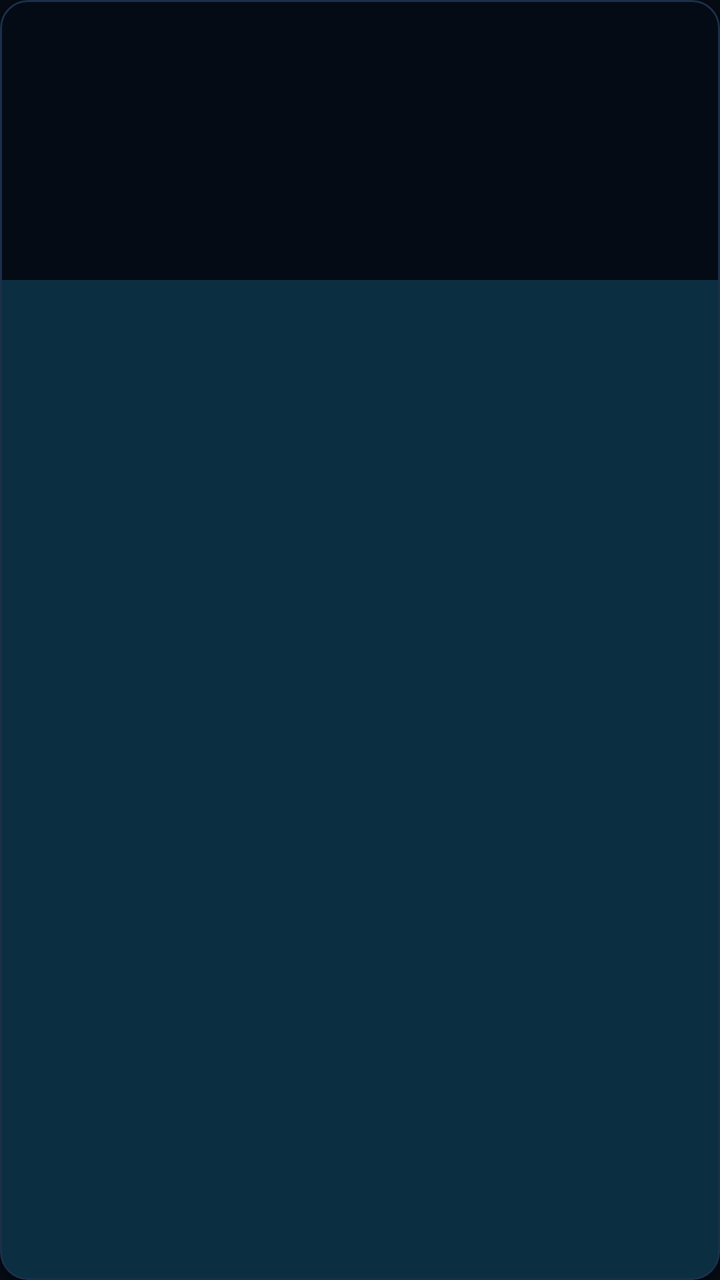
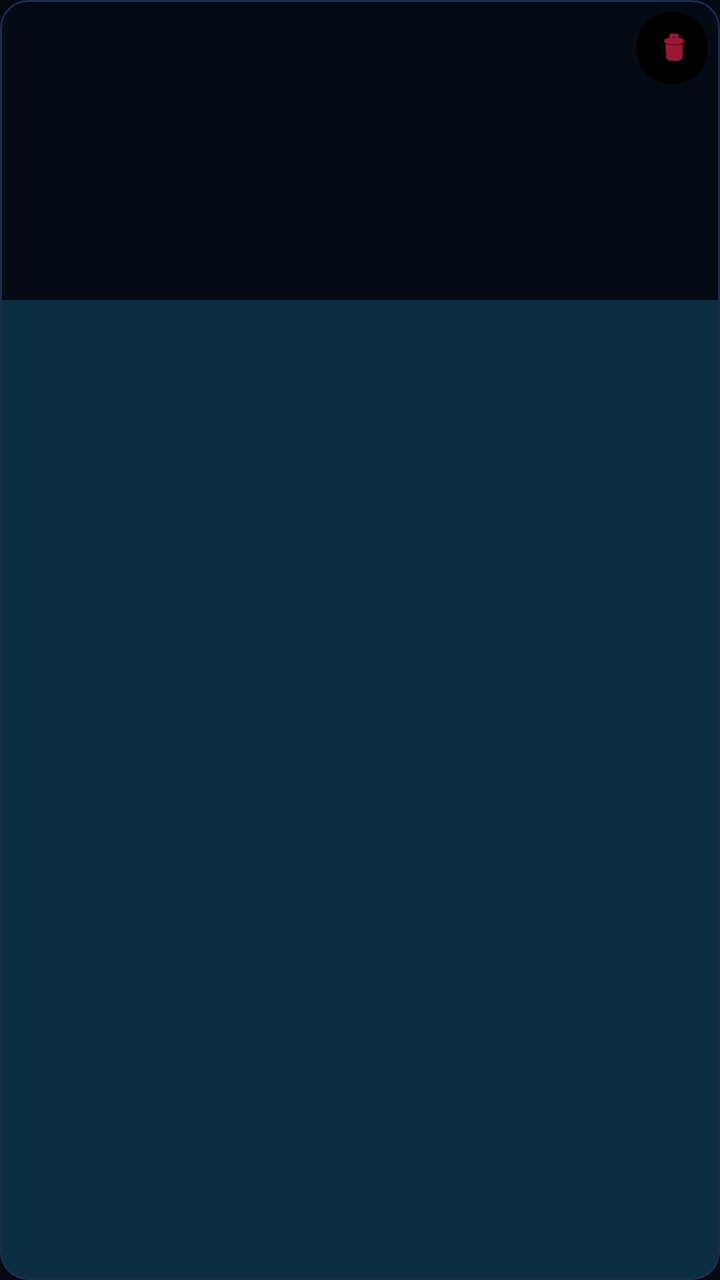

Screens rendered from an Android XML layout before and after an edit, with the pre-edit source and the edit as a unified diff.
<!-- AndroidManifest.xml: application theme Theme.PChome -->
<!-- res/layout/item_recent_pc.xml -->
<?xml version="1.0" encoding="utf-8"?>
<com.google.android.material.card.MaterialCardView xmlns:android="http://schemas.android.com/apk/res/android"
    xmlns:app="http://schemas.android.com/apk/res-auto"
    android:layout_width="match_parent"
    android:layout_height="wrap_content"
    android:layout_margin="6dp"
    app:cardCornerRadius="14dp"
    app:cardElevation="4dp"
    app:strokeWidth="1dp"
    app:strokeColor="@color/pchome_border">

    <LinearLayout
        android:layout_width="match_parent"
        android:layout_height="wrap_content"
        android:orientation="vertical">

        
        <ImageView
            android:id="@+id/recent_thumb"
            android:layout_width="match_parent"
            android:layout_height="140dp"
            android:scaleType="centerCrop"
            android:contentDescription="@string/recent_thumb_desc"
            android:background="@color/pchome_background" />

        <LinearLayout
            android:layout_width="match_parent"
            android:layout_height="wrap_content"
            android:orientation="vertical"
            android:padding="10dp">

            <com.google.android.material.textview.MaterialTextView
                android:id="@+id/recent_title"
                android:layout_width="match_parent"
                android:layout_height="wrap_content"
                android:textAppearance="?attr/textAppearanceTitleSmall"
                android:textColor="@color/pchome_text"
                android:singleLine="true"
                android:ellipsize="end" />

            <com.google.android.material.textview.MaterialTextView
                android:id="@+id/recent_subtitle"
                android:layout_width="match_parent"
                android:layout_height="wrap_content"
                android:textAppearance="?attr/textAppearanceBodySmall"
                android:textColor="@color/pchome_muted"
                android:fontFamily="monospace"
                android:textSize="11sp"
                android:layout_marginTop="2dp" />

            <com.google.android.material.textview.MaterialTextView
                android:id="@+id/recent_last_seen"
                android:layout_width="match_parent"
                android:layout_height="wrap_content"
                android:textAppearance="?attr/textAppearanceLabelSmall"
                android:textColor="@color/pchome_cyan"
                android:layout_marginTop="4dp" />
        </LinearLayout>
    </LinearLayout>
</com.google.android.material.card.MaterialCardView>
<!-- resources referenced by this layout -->
<resources>
  <color name="pchome_background">#FF050B14</color>
  <color name="pchome_border">#FF1B2F4A</color>
  <color name="pchome_cyan">#FF00E5FF</color>
  <color name="pchome_muted">#FF7A8CA3</color>
  <color name="pchome_text">#FFE6F4FF</color>
  <string name="recent_thumb_desc">PC son görüntüsü</string>
  <style name="Theme.PChome" parent="Theme.Material3.Dark">
          <item name="colorPrimary">@color/pchome_cyan</item>
          <item name="colorPrimaryVariant">@color/pchome_cyan</item>
          <item name="colorOnPrimary">@color/black</item>
          <item name="colorSecondary">@color/pchome_blue</item>
          <item name="colorSecondaryVariant">@color/pchome_blue</item>
          <item name="colorOnSecondary">@color/white</item>
          <item name="android:colorBackground">@color/pchome_background</item>
          <item name="colorSurface">@color/pchome_surface</item>
          <item name="colorSurfaceVariant">@color/pchome_panel</item>
          <item name="colorOnSurface">@color/pchome_text</item>
          <item name="colorOnSurfaceVariant">@color/pchome_muted</item>
          <item name="colorError">@color/pchome_danger</item>
          <item name="android:statusBarColor">@android:color/transparent</item>
          <item name="android:navigationBarColor">@android:color/transparent</item>
          <item name="android:windowLightStatusBar">false</item>
          <item name="textInputStyle">@style/Widget.Material3.TextInputLayout.OutlinedBox</item>
      </style>
  <color name="black">#FF000000</color>
  <color name="pchome_blue">#FF0A84FF</color>
  <color name="white">#FFFFFFFF</color>
  <color name="pchome_surface">#FF0D1B2E</color>
  <color name="pchome_panel">#FF0A1626</color>
  <color name="pchome_danger">#FFFF2A55</color>
</resources>

<!-- the commit's change to res/layout/item_recent_pc.xml (unified diff, before → after) -->
@@ -15,13 +15,35 @@
         android:orientation="vertical">
 
         
-        <ImageView
-            android:id="@+id/recent_thumb"
+        <FrameLayout
             android:layout_width="match_parent"
-            android:layout_height="140dp"
-            android:scaleType="centerCrop"
-            android:contentDescription="@string/recent_thumb_desc"
-            android:background="@color/pchome_background" />
+            android:layout_height="150dp"
+            android:background="@color/pchome_background">
+
+            <ImageView
+                android:id="@+id/recent_thumb"
+                android:layout_width="match_parent"
+                android:layout_height="match_parent"
+                android:scaleType="centerCrop"
+                android:contentDescription="@string/recent_thumb_desc" />
+
+            <com.google.android.material.button.MaterialButton
+                android:id="@+id/recent_delete"
+                style="@style/Widget.Material3.Button.IconButton"
+                android:layout_width="36dp"
+                android:layout_height="36dp"
+                android:layout_gravity="top|end"
+                android:layout_margin="6dp"
+                android:insetLeft="0dp"
+                android:insetRight="0dp"
+                android:insetTop="0dp"
+                android:insetBottom="0dp"
+                android:contentDescription="@string/recent_delete_desc"
+                app:icon="@android:drawable/ic_menu_delete"
+                app:iconSize="18dp"
+                app:iconTint="@color/pchome_danger"
+                app:backgroundTint="@color/black" />
+        </FrameLayout>
 
         <LinearLayout
             android:layout_width="match_parent"
@@ -34,7 +56,7 @@
                 android:layout_width="match_parent"
                 android:layout_height="wrap_content"
                 android:textAppearance="?attr/textAppearanceTitleSmall"
-                android:textColor="@color/pchome_text"
+                android:textColor="@color/pchome_cyan"
                 android:singleLine="true"
                 android:ellipsize="end" />
 
@@ -43,7 +65,7 @@
                 android:layout_width="match_parent"
                 android:layout_height="wrap_content"
                 android:textAppearance="?attr/textAppearanceBodySmall"
-                android:textColor="@color/pchome_muted"
+                android:textColor="@color/pchome_text"
                 android:fontFamily="monospace"
                 android:textSize="11sp"
                 android:layout_marginTop="2dp" />
@@ -53,7 +75,7 @@
                 android:layout_width="match_parent"
                 android:layout_height="wrap_content"
                 android:textAppearance="?attr/textAppearanceLabelSmall"
-                android:textColor="@color/pchome_cyan"
+                android:textColor="@color/pchome_muted"
                 android:layout_marginTop="4dp" />
         </LinearLayout>
     </LinearLayout>
<!-- resource entries referenced after the edit -->
@@ -5,6 +5,7 @@
   <color name="pchome_cyan">#FF00E5FF</color>
   <color name="pchome_muted">#FF7A8CA3</color>
   <color name="pchome_text">#FFE6F4FF</color>
+  <string name="recent_delete_desc">Kaydı sil</string>
   <string name="recent_thumb_desc">PC son görüntüsü</string>
   <style name="Theme.PChome" parent="Theme.Material3.Dark">
           <item name="colorPrimary">@color/pchome_cyan</item>
